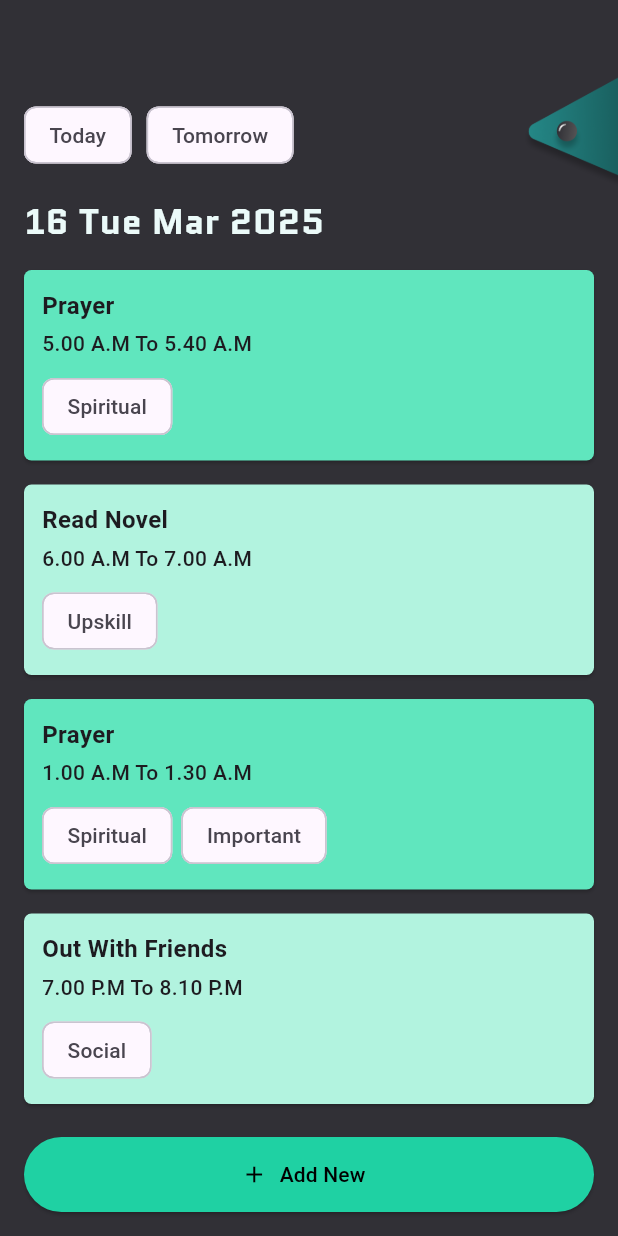
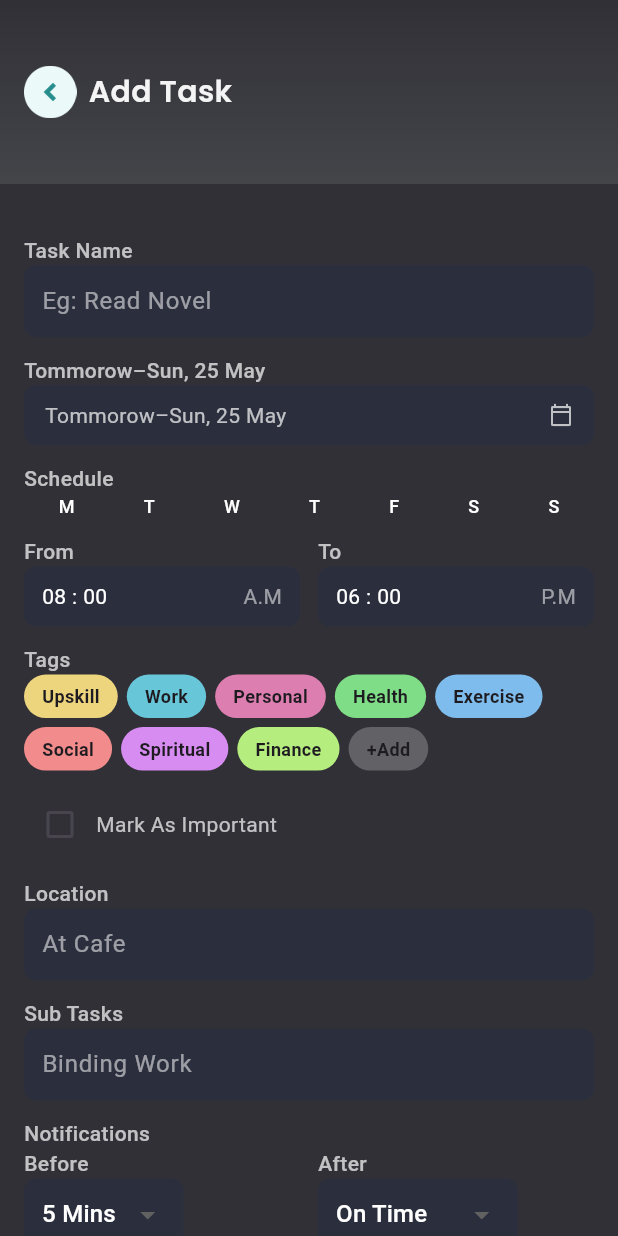
Before and after one commit to mohamedrifa/TuDu, a Flutter app: the screen it shows after launch, after a tap on "Add New", on a phone screen of 412 x 824 dp. Run offline on Flutter 3.47's test engine with Material 3 defaults, Android fonts, the phone set to English and light mode, and no system bars; our stand-ins replace hive, hive_flutter; accounts and stored records are empty.

Commit message:
11/06/2025
.

```diff
--- a/lib/hive_service.dart
+++ b/lib/database/hive_service.dart
@@ -1,7 +1,7 @@
 // services/hive_service.dart
 import 'package:hive/hive.dart';
 import 'package:path_provider/path_provider.dart' as path_provider;
-import '../models/task.dart';
+import '../../models/task.dart';
 
 class HiveService {
   static Future<void> init() async {
--- a/lib/main.dart
+++ b/lib/main.dart
@@ -1,7 +1,7 @@
 import 'package:flutter/material.dart';
 import 'screens/onboarding_screen.dart';
 import 'package:hive_flutter/hive_flutter.dart';
-import 'hive_service.dart';
+import 'database/hive_service.dart';
 
 void main() async {
   WidgetsFlutterBinding.ensureInitialized();
--- /dev/null
+++ b/lib/screens/task_adding_screen.dart
@@ -0,0 +1,305 @@
+import 'package:flutter/material.dart';
+import 'task_screen.dart';
+
+class TaskAddingScreen extends StatefulWidget {
+  const TaskAddingScreen({super.key});
+
+  @override
+  State<TaskAddingScreen> createState() => _TaskAddingScreenState();
+}
+
+class _TaskAddingScreenState extends State<TaskAddingScreen> {
+  bool isImportant = false;
+
+
+  void _navigateToHome() {
+  Navigator.of(context).pushReplacement(
+
+    PageRouteBuilder(
+      transitionDuration: const Duration(milliseconds: 600),
+      pageBuilder: (_, __, ___) => TaskScreen(),
+      transitionsBuilder: (_, animation, __, child) {
+        // Horizontal slide from left to right
+        final tween = Tween<Offset>(
+          begin: const Offset(-1.0, 0.0), // Start offscreen from the left
+          end: Offset.zero,               // Slide into position
+        ).chain(CurveTween(curve: Curves.easeInOut));
+
+        return SlideTransition(
+          position: animation.drive(tween),
+          child: child,
+        );
+      },
+    ),
+  );
+}
+
+
+
+
+
+  @override
+  Widget build(BuildContext context) {
+    final screenWidth = MediaQuery.of(context).size.width;
+    return Scaffold(
+      backgroundColor: const Color(0xFF313036),
+      body: SafeArea(
+        child: SingleChildScrollView(
+            child: Column(
+              crossAxisAlignment: CrossAxisAlignment.start,
+              children: [
+                Container(
+                  width: double.infinity,
+                  height: 122.7,
+                  decoration: BoxDecoration(
+                    gradient: LinearGradient(
+                      colors: [Color(0xFF313036), Color(0xFF434549)],
+                      begin: Alignment.topCenter,
+                      end: Alignment.bottomCenter,
+                    ),
+                  ),
+                  child: Row(
+                  children: [
+                    const SizedBox(width: 16),
+                    Material(
+                      color: Colors.transparent,
+                      child: InkWell(
+                        onTap: () => _navigateToHome(),
+                        child: Image(
+                          image: AssetImage("assets/addTaskArrowBack.png"),
+                          width: 35,
+                          height: 35
+                          )
+                      ),
+                    ),
+                    const SizedBox(width: 8),
+                    Text("Add Task",
+                        style: TextStyle(
+                          color: Color(0xFFF4F4F5),
+                          fontFamily: 'Poppins',
+                          fontSize: 20,
+                          fontWeight: FontWeight.w600,
+                        )),
+                  ],
+                ),
+                ),
+
+              Padding(
+                padding:  const EdgeInsets.all(16.0),
+                child: Column(
+                  crossAxisAlignment: CrossAxisAlignment.start,
+                  children: [
+                    const SizedBox(height: 18),
+                _buildLabel("Task Name"),
+                _buildTextField("Eg: Read Novel"),
+                const SizedBox(height: 12),
+                _buildLabel("Tommorow–Sun, 25 May"),
+                Container(
+                  padding: const EdgeInsets.symmetric(vertical: 10, horizontal: 14),
+                  decoration: BoxDecoration(
+                    color: const Color(0xFF2B2E3C),
+                    borderRadius: BorderRadius.circular(8),
+                  ),
+                  child: Row(
+                    mainAxisAlignment: MainAxisAlignment.spaceBetween,
+                    children: const [
+                      Text("Tommorow–Sun, 25 May", style: TextStyle(color: Colors.white70)),
+                      Icon(Icons.calendar_today_outlined, size: 16, color: Colors.white70),
+                    ],
+                  ),
+                ),
+                const SizedBox(height: 12),
+                _buildLabel("Schedule"),
+                Row(
+                  mainAxisAlignment: MainAxisAlignment.spaceAround,
+                  children: "MTWTFSS".split("").map((day) {
+                    return Text(day,
+                        style: TextStyle(
+                          fontSize: 12,
+                          color: Colors.white,
+                          fontWeight: FontWeight.w500,
+                        ));
+                  }).toList(),
+                ),
+                const SizedBox(height: 12),
+                Row(
+                  children: [
+                    _buildTimePicker("From", "08", "00", "A.M"),
+                    const SizedBox(width: 12),
+                    _buildTimePicker("To", "06", "00", "P.M"),
+                  ],
+                ),
+                const SizedBox(height: 12),
+                _buildLabel("Tags"),
+                Wrap(
+                  spacing: 6,
+                  runSpacing: 6,
+                  children: [
+                    _buildTag("Upskill", Color(0xFFEDD57E)),
+                    _buildTag("Work", Color(0xFF68C6D9)),
+                    _buildTag("Personal", Color(0xFFDD7EB1)),
+                    _buildTag("Health", Color(0xFF7EDD86)),
+                    _buildTag("Exercise", Color(0xFF7EBCED)),
+                    _buildTag("Social", Color(0xFFF28C8C)),
+                    _buildTag("Spiritual", Color(0xFFD78CF2)),
+                    _buildTag("Finance", Color(0xFFB5ED7E)),
+                    _buildTag("+Add", Colors.white24),
+                  ],
+                ),
+                const SizedBox(height: 12),
+                Row(
+                  children: [
+                    Checkbox(
+                      value: isImportant,
+                      onChanged: (val) {
+                        setState(() {
+                          isImportant = val!;
+                        });
+                      },
+                      activeColor: const Color(0xFF6BD1E8),
+                    ),
+                    Text("Mark As Important",
+                        style: TextStyle(
+                          fontSize: 14,
+                          color: Colors.white70,
+                        ))
+                  ],
+                ),
+                const SizedBox(height: 12),
+                _buildLabel("Location"),
+                _buildTextField("At Cafe"),
+                const SizedBox(height: 12),
+                _buildLabel("Sub Tasks"),
+                _buildTextField("Binding Work"),
+                const SizedBox(height: 12),
+                _buildLabel("Notifications"),
+                Row(
+                  children: [
+                    Expanded(child: _buildDropdown("Before", ["5 Mins", "10 Mins", "15 Mins"], "5 Mins")),
+                    const SizedBox(width: 12),
+                    Expanded(child: _buildDropdown("After", ["On Time", "5 Mins Late"], "On Time")),
+                  ],
+                ),
+                const SizedBox(height: 20),
+                Align(
+                  alignment: Alignment.centerRight,
+                  child: ElevatedButton.icon(
+                    onPressed: () {},
+                    icon: const Icon(Icons.add, size: 16),
+                    label: const Text("ADD"),
+                    style: ElevatedButton.styleFrom(
+                      backgroundColor: Colors.black,
+                      foregroundColor: Colors.white,
+                      padding: const EdgeInsets.symmetric(horizontal: 20, vertical: 12),
+                      shape: RoundedRectangleBorder(borderRadius: BorderRadius.circular(8)),
+                    ),
+                  ),
+                )
+                  ],
+                ),
+              ),
+            ],
+          ),
+        ),
+      ),
+    );
+  }
+
+  Widget _buildLabel(String text) {
+    return Text(
+      text,
+      style: TextStyle(
+        fontSize: 14,
+        color: Colors.white70,
+        fontWeight: FontWeight.w500,
+      ),
+    );
+  }
+
+  Widget _buildTextField(String hint) {
+    return Container(
+      decoration: BoxDecoration(
+        color: const Color(0xFF2B2E3C),
+        borderRadius: BorderRadius.circular(8),
+      ),
+      padding: const EdgeInsets.symmetric(horizontal: 12),
+      child: TextField(
+        style: const TextStyle(color: Colors.white),
+        decoration: InputDecoration(
+          hintText: hint,
+          hintStyle: const TextStyle(color: Colors.white54),
+          border: InputBorder.none,
+        ),
+      ),
+    );
+  }
+
+  Widget _buildTimePicker(String label, String hour, String minute, String period) {
+    return Expanded(
+      child: Column(
+        crossAxisAlignment: CrossAxisAlignment.start,
+        children: [
+          _buildLabel(label),
+          Container(
+            decoration: BoxDecoration(
+              color: const Color(0xFF2B2E3C),
+              borderRadius: BorderRadius.circular(8),
+            ),
+            padding: const EdgeInsets.symmetric(horizontal: 12, vertical: 10),
+            child: Row(
+              mainAxisAlignment: MainAxisAlignment.spaceBetween,
+              children: [
+                Text("$hour : $minute", style: const TextStyle(color: Colors.white)),
+                Text(period, style: const TextStyle(color: Colors.white54)),
+              ],
+            ),
+          )
+        ],
+      ),
+    );
+  }
+
+  Widget _buildTag(String text, Color color) {
+    return Container(
+      padding: const EdgeInsets.symmetric(horizontal: 12, vertical: 6),
+      decoration: BoxDecoration(
+        color: color,
+        borderRadius: BorderRadius.circular(20),
+      ),
+      child: Text(
+        text,
+        style: TextStyle(
+          fontSize: 12,
+          fontWeight: FontWeight.w600,
+        ),
+      ),
+    );
+  }
+
+  Widget _buildDropdown(String label, List<String> items, String value) {
+    return Column(
+      crossAxisAlignment: CrossAxisAlignment.start,
+      children: [
+        _buildLabel(label),
+        Container(
+          padding: const EdgeInsets.symmetric(horizontal: 12),
+          decoration: BoxDecoration(
+            color: const Color(0xFF2B2E3C),
+            borderRadius: BorderRadius.circular(8),
+          ),
+          child: DropdownButtonHideUnderline(
+            child: DropdownButton<String>(
+              value: value,
+              dropdownColor: const Color(0xFF2B2E3C),
+              items: items
+                  .map((item) =>
+                      DropdownMenuItem(value: item, child: Text(item, style: const TextStyle(color: Colors.white))))
+                  .toList(),
+              onChanged: (val) {},
+            ),
+          ),
+        )
+      ],
+    );
+  }
+}
--- a/lib/screens/task_screen.dart
+++ b/lib/screens/task_screen.dart
@@ -3,9 +3,12 @@ import 'package:hive/hive.dart';
 import 'package:hive_flutter/hive_flutter.dart';
 import '../widgets/task_card.dart';
 import '../models/task.dart';
-import '../hive_service.dart';
+import '../database/hive_service.dart';
+import 'task_adding_screen.dart'; // Import the task adding screen
 
 class TaskScreen extends StatelessWidget {
+
+
   void addPredefinedTasks() async {
     var box = Hive.box<Task>('tasks');
 
@@ -34,12 +37,34 @@ class TaskScreen extends StatelessWidget {
     }
   }
 
+  void _navigateToAddTaskScreen(BuildContext context) {
+    Navigator.push(
+      context,
+      PageRouteBuilder(
+        transitionDuration: const Duration(milliseconds: 600), // 1.5 seconds
+        pageBuilder: (context, animation, secondaryAnimation) => TaskAddingScreen(),
+        transitionsBuilder: (context, animation, secondaryAnimation, child) {
+          final begin = const Offset(0.0, 1.0);
+          final end = Offset.zero;
+          final curve = Curves.easeInOut;
+          final tween = Tween(begin: begin, end: end).chain(CurveTween(curve: curve));
+          final offsetAnimation = animation.drive(tween);
+        return SlideTransition(
+            position: offsetAnimation,
+            child: child,
+          );
+        },
+      ),
+    );
+  }
+
+
   @override
   Widget build(BuildContext context) {
     final tasksBox = HiveService.getTasksBox();
     // addPredefinedTasks();
     return Scaffold(
-      backgroundColor: Color(0xFF313036),
+      backgroundColor: Color(0xFF1E1E1E),
       body: SafeArea(
         child: Stack(
           children: [
@@ -86,7 +111,7 @@ class TaskScreen extends StatelessWidget {
                   builder: (context, box, _) {
                     final tasks = box.values.toList();
                     return tasks.isEmpty
-                        ? _emptyTaskWidget()
+                        ? _emptyTaskWidget(context)
                         : Expanded(
                             child: ListView.builder(
                               padding: const EdgeInsets.all(16.0),
@@ -104,27 +129,64 @@ class TaskScreen extends StatelessWidget {
                           );
                   },
                 ),
+                Container(
+                  width: double.infinity,
+                  alignment: Alignment.centerRight,
+                  child: Material(
+                    color: Colors.transparent, // Transparent background
+                    child: Padding(
+                      padding: const EdgeInsets.symmetric(horizontal: 16.0, vertical: 14.6),
+                      child: Row(
+                        mainAxisSize: MainAxisSize.min,
+                        children: [
+                          const Text(
+                            'Add New',
+                            style: TextStyle(
+                              color: Color(0xFFEBFAF9), // Light text
+                              fontSize: 24,
+                              fontWeight: FontWeight.w600,
+                              fontFamily: 'Poppins',
+                            ),
+                          ),
+                          const SizedBox(width: 24.75),
+                          InkWell(
+                            onTap: () { _navigateToAddTaskScreen(context); },
+                            borderRadius: BorderRadius.circular(8),
+                            splashColor: Colors.white24, // Tap effect
+                            child: Image(
+                              image: AssetImage('assets/addTaskPlus.png'),
+                              width: 52.5,
+                              height: 52.5,
+                              fit: BoxFit.fill,
+                            ),
+                          ),
+                       ],
+                      ),
+                    ),
+                  )
+                ),
+
                 // Add New Button
-                ValueListenableBuilder<Box<Task>>(
-                  valueListenable: tasksBox.listenable(),
-                  builder: (context, box, _) {
-                    return box.isEmpty
-                        ? SizedBox.shrink()
-                        : Padding(
-                            padding: const EdgeInsets.all(16.0),
-                            child: ElevatedButton.icon(
-                              onPressed: () => _addNewTask(context, box),
-                              icon: Icon(Icons.add),
-                              label: Text("Add New"),
-                              style: ElevatedButton.styleFrom(
-                                backgroundColor: Color(0xFF1FD1A3),
-                                foregroundColor: Colors.black,
-                                minimumSize: Size(double.infinity, 50),
-                              ),
-                            ),
-                          );
-                  },
-                ),
+                // ValueListenableBuilder<Box<Task>>(
+                //   valueListenable: tasksBox.listenable(),
+                //   builder: (context, box, _) {
+                //     return box.isEmpty
+                //         ? SizedBox.shrink()
+                //         : Padding(
+                //             padding: const EdgeInsets.all(16.0),
+                //             child: ElevatedButton.icon(
+                //               onPressed: () => _addNewTask(context, box),
+                //               icon: Icon(Icons.add),
+                //               label: Text("Add New"),
+                //               style: ElevatedButton.styleFrom(
+                //                 backgroundColor: Color(0xFF1FD1A3),
+                //                 foregroundColor: Colors.black,
+                //                 minimumSize: Size(double.infinity, 50),
+                //               ),
+                //             ),
+                //           );
+                //   },
+                // ),
               ],
             )
           ],
@@ -133,27 +195,27 @@ class TaskScreen extends StatelessWidget {
     );
   }
 
-  Future<void> _addNewTask(BuildContext context, Box<Task> box) async {
-    // Example of adding a new task - you should implement a proper form
-    final newTask = Task(
-      title: "New Task",
-      time: "12:00 PM To 1:00 PM",
-      tags: ["New"],
-    );
+  // Future<void> _addNewTask(BuildContext context, Box<Task> box) async {
+  //   // Example of adding a new task - you should implement a proper form
+  //   final newTask = Task(
+  //     title: "New Task",
+  //     time: "12:00 PM To 1:00 PM",
+  //     tags: ["New"],
+  //   );
 
-    await box.add(newTask);
+  //   await box.add(newTask);
 
-    // Show a snackbar or navigate to a form screen in a real app
-    ScaffoldMessenger.of(context).showSnackBar(
-      SnackBar(content: Text("Task added successfully")),
-    );
-  }
+  //   // Show a snackbar or navigate to a form screen in a real app
+  //   ScaffoldMessenger.of(context).showSnackBar(
+  //     SnackBar(content: Text("Task added successfully")),
+  //   );
+  // }
 
   Future<void> _deleteTask(Box<Task> box, int index) async {
     await box.deleteAt(index);
   }
 
-  Widget _emptyTaskWidget() {
+  Widget _emptyTaskWidget( BuildContext context) {
     return Center(
       child: Column(
         children: [
@@ -249,7 +311,7 @@ class TaskScreen extends StatelessWidget {
                     borderRadius: BorderRadius.circular(8.0),
                     child: InkWell(
                       onTap: () {
-                        addPredefinedTasks();
+                        _navigateToAddTaskScreen(context);
                       },
                       splashColor: Colors.white.withOpacity(0.2),
                       child: Container(
--- a/lib/widgets/task_card.dart
+++ b/lib/widgets/task_card.dart
@@ -17,7 +17,7 @@ class TaskCard extends StatelessWidget {
   Widget build(BuildContext context) {
     return Card(
       margin: const EdgeInsets.only(bottom: 16),
-      color: index.isEven ? Color(0xFF60E6BE) : Color(0xFFB2F3DF),
+      color: Color(0xFF5AD3D1),
       shape: RoundedRectangleBorder(borderRadius: BorderRadius.circular(5)),
       child: Padding(
         padding: const EdgeInsets.all(12.0),
--- a/pubspec.yaml
+++ b/pubspec.yaml
@@ -30,6 +30,7 @@ flutter:
     - assets/emptyTaskImg.png
     - assets/emptytaskArrow.png
     - assets/addTaskPlus.png
+    - assets/addTaskArrowBack.png
 
   fonts:
     - family: Poppins
```
Also changed, not shown: assets/addTaskArrowBack.png (added).
